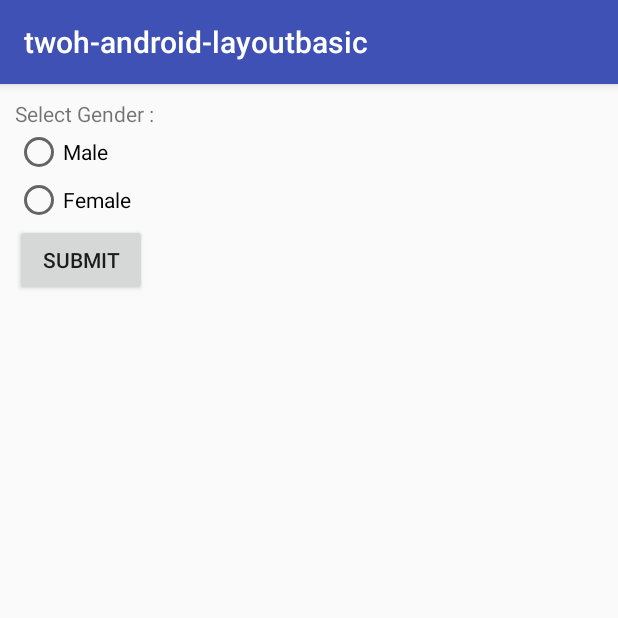
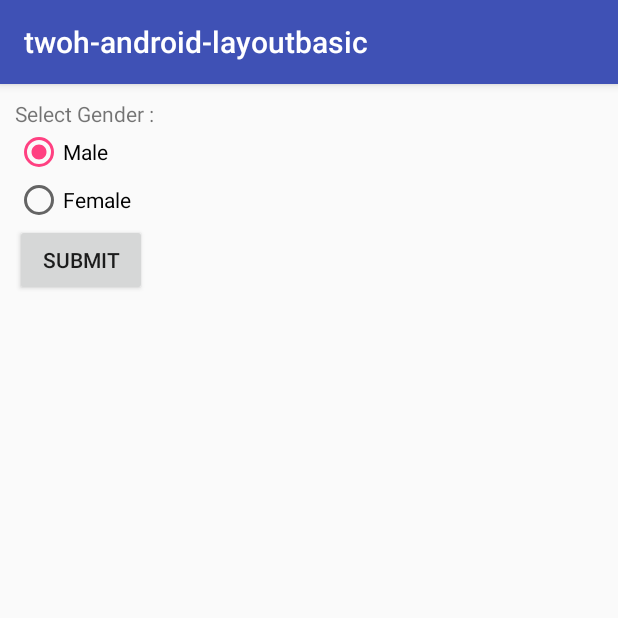
Before and after one commit to twoh/twoh-android-layout-basic, an Android app: the TWOHLayoutRadioButton screen opened directly, with no data from a screen before it, after a tap on "SUBMIT", on a phone screen of 412 x 824 dp, the top half of it. Run offline under Robolectric (Android 15) with nearby library versions, the phone set to English and light mode, and no system bars.

```diff
--- a/src/main/java/id/web/twoh/twoh_android_layoutbasic/TWOHLayoutRadioButton.java
+++ b/src/main/java/id/web/twoh/twoh_android_layoutbasic/TWOHLayoutRadioButton.java
@@ -7,6 +7,7 @@ import android.support.annotation.Nullable;
 import android.support.v7.app.AppCompatActivity;
 import android.view.View;
 import android.widget.Button;
+import android.widget.RadioButton;
 import android.widget.RadioGroup;
 import android.widget.Toast;
 
@@ -25,12 +26,13 @@ public class TWOHLayoutRadioButton extends AppCompatActivity {
         btSubmit.setOnClickListener(new View.OnClickListener() {
             @Override
             public void onClick(View view) {
-                switch (rgGender.getCheckedRadioButtonId()){
+                int id = rgGender.getCheckedRadioButtonId();
+                switch (id){
                     case R.id.rb_male :
-                        Toast.makeText(TWOHLayoutRadioButton.this,"Clicked male", Toast.LENGTH_SHORT).show();
+                        Toast.makeText(TWOHLayoutRadioButton.this,"Clicked "+((RadioButton)findViewById(id)).getText(), Toast.LENGTH_SHORT).show();
                         break;
                     case R.id.rb_female :
-                        Toast.makeText(TWOHLayoutRadioButton.this,"Clicked female", Toast.LENGTH_SHORT).show();
+                        Toast.makeText(TWOHLayoutRadioButton.this,"Clicked "+((RadioButton)findViewById(id)).getText(), Toast.LENGTH_SHORT).show();
                         break;
                 }
             }
--- a/src/main/res/layout/activity_radiobutton.xml
+++ b/src/main/res/layout/activity_radiobutton.xml
@@ -12,13 +12,14 @@
 
     <RadioGroup
         android:id="@+id/rg_gender"
-        android:layout_width="match_parent"
+        android:layout_width="wrap_content"
         android:layout_height="wrap_content">
 
         <RadioButton
             android:id="@+id/rb_male"
             android:layout_width="wrap_content"
             android:layout_height="wrap_content"
+            android:checked="true"
             android:text="Male" />
 
         <RadioButton
```
